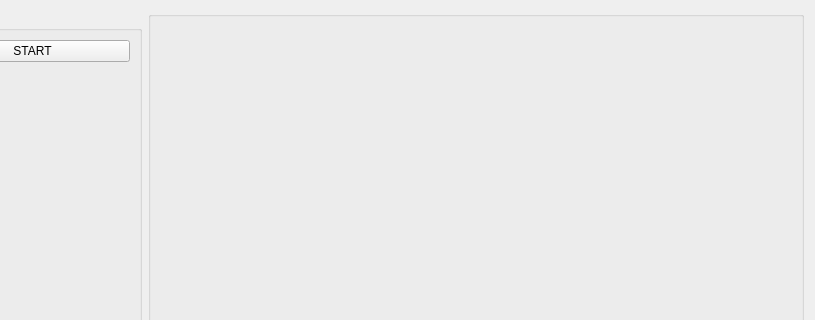
Before: the Qt Designer form apps/host-data-receiver/gui/windows/SnmpSimWindow.ui in stachoz/SNMPSim, drawn with Qt 5; both pictures show x 88 to 903 and y 0 to 320 of the 903 by 559 pixel window.
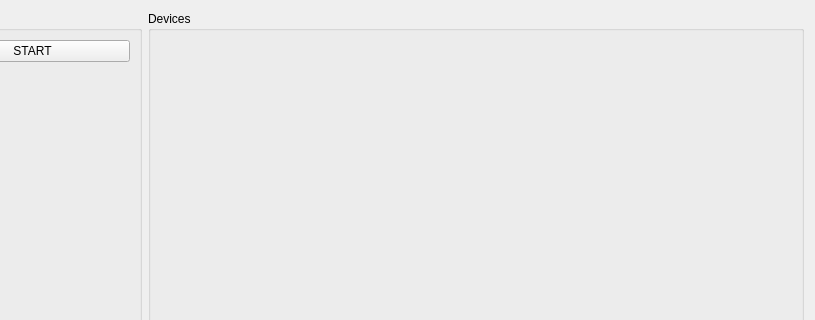
After: the same form once the commit is applied.

Commit message: Displaying device details and updating its params values

Diff of the .ui file:
```diff
--- a/apps/host-data-receiver/gui/windows/SnmpSimWindow.ui
+++ b/apps/host-data-receiver/gui/windows/SnmpSimWindow.ui
@@ -64,7 +64,7 @@
       </sizepolicy>
      </property>
      <property name="title">
-      <string/>
+      <string>Devices</string>
      </property>
     </widget>
    </item>
```
The commit also changes 9 other files.
